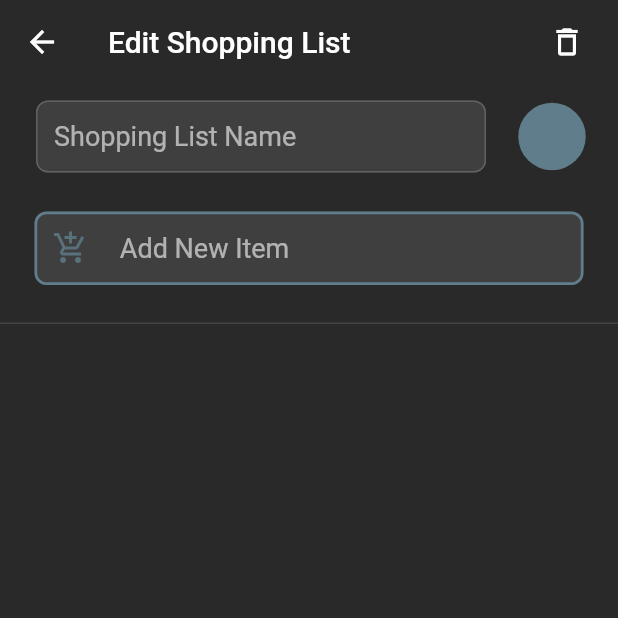
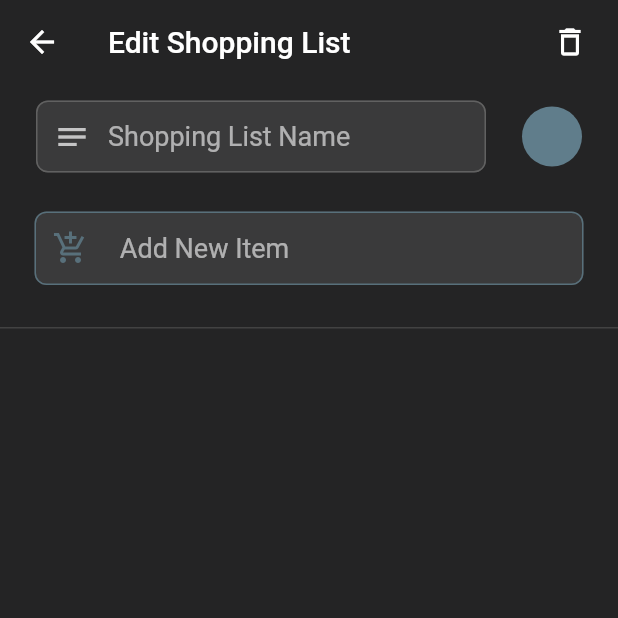
Before and after one commit to Fschmatz/shoppinglistfschmtz, a Flutter app: the EditShopList screen opened directly, on a phone screen of 412 x 824 dp, the top half of it. Run offline on Flutter 3.47's test engine with Material 2 defaults, Android fonts, the phone set to English and light mode, and no system bars; our stand-ins replace flutter_colorpicker, shared_preferences, sqflite; accounts and stored records are empty; statements that could not run were skipped.

Commit message:
Update 1.1.2

```diff
--- a/lib/pages/edit/editShopList.dart
+++ b/lib/pages/edit/editShopList.dart
@@ -190,7 +190,7 @@ class _EditShopListState extends State<EditShopList> {
       appBar: AppBar(
         actions: [
           Padding(
-            padding: const EdgeInsets.fromLTRB(0, 0, 10, 0),
+            padding: const EdgeInsets.fromLTRB(0, 0, 8, 0),
             child: IconButton(
               icon: Icon(
                 Icons.delete_outline_outlined,
@@ -225,6 +225,9 @@ class _EditShopListState extends State<EditShopList> {
                           onChanged: (value) => _updateShopList(),
                           decoration: InputDecoration(
                               counterText: "",
+                              prefixIcon: Icon(
+                                Icons.notes_outlined,
+                              ),
                               filled: true,
                               hintText: "Shopping List Name",
                               contentPadding: new EdgeInsets.symmetric(
@@ -254,7 +257,7 @@ class _EditShopListState extends State<EditShopList> {
                         width: 20,
                       ),
                       MaterialButton(
-                        minWidth: 45,
+                        minWidth: 40,
                         height: 50,
                         shape: CircleBorder(),
                         elevation: 0,
@@ -289,7 +292,7 @@ class _EditShopListState extends State<EditShopList> {
                           },
                           onEditingComplete: () {},
                           decoration: InputDecoration(
-                            hintText: "  Add New Item",
+                              hintText: "  Add New Item",
                               filled: true,
                               prefixIcon: Icon(
                                 Icons.add_shopping_cart_outlined,
@@ -299,20 +302,17 @@ class _EditShopListState extends State<EditShopList> {
                                   vertical: 14.0, horizontal: 10.0),
                               focusedBorder: OutlineInputBorder(
                                   borderSide: BorderSide(
-                                    width: 1.8,
-                                    color: currentColor,
+                                    color: currentColor.withOpacity(0.8),
                                   ),
                                   borderRadius: BorderRadius.circular(8.0)),
                               enabledBorder: OutlineInputBorder(
                                   borderSide: BorderSide(
-                                    width: 1.8,
-                                    color: currentColor,
+                                    color: currentColor.withOpacity(0.8),
                                   ),
                                   borderRadius: BorderRadius.circular(8.0)),
                               border: OutlineInputBorder(
                                   borderSide: BorderSide(
-                                    width: 1.8,
-                                    color: currentColor,
+                                    color: currentColor.withOpacity(0.8),
                                   ),
                                   borderRadius: BorderRadius.circular(8.0)),
                               counterStyle: TextStyle(
@@ -334,7 +334,7 @@ class _EditShopListState extends State<EditShopList> {
           ),
 
           Padding(
-            padding: const EdgeInsets.fromLTRB(0, 25, 0, 0),
+            padding: const EdgeInsets.fromLTRB(0, 28, 0, 0),
             child: Divider(
               height: 1,
               thickness: 1,
@@ -375,11 +375,14 @@ class _EditShopListState extends State<EditShopList> {
                             listAccent: currentColor,
                           );
                         }),
-                    const SizedBox(
-                      height: 30,
+                    Visibility(
+                      visible: itemsDone.length > 0 && itemsDo.length > 0,
+                      child: SizedBox(
+                        height: 30,
+                      ),
                     ),
                     Visibility(
-                      visible: itemsDone.length > 0,
+                      visible: itemsDone.length > 0 && itemsDo.length > 0,
                       child: Divider(
                         thickness: 1.8,
                         indent: 6,
@@ -387,7 +390,7 @@ class _EditShopListState extends State<EditShopList> {
                       ),
                     ),
                     Visibility(
-                      visible: itemsDone.length > 0,
+                      visible: itemsDone.length > 0 && itemsDo.length > 0,
                       child: const SizedBox(
                         height: 30,
                       ),
--- a/lib/util/nameChangelog.dart
+++ b/lib/util/nameChangelog.dart
@@ -1,11 +1,11 @@
 class NameChangelog{
 
-  static String appVersion = "1.1.0";
+  static String appVersion = "1.1.2";
   static String appName = "ShopList Fschmtz";
 
   static String changelogCurrent = '''
 
-1.1.0
+1.1.2
 - Small Fixes
 - Various Color Changes
 ''';
--- a/pubspec.yaml
+++ b/pubspec.yaml
@@ -15,7 +15,7 @@ publish_to: 'none' # Remove this line if you wish to publish to pub.dev
 # In iOS, build-name is used as CFBundleShortVersionString while build-number used as CFBundleVersion.
 # Read more about iOS versioning at
 # https://developer.apple.com/library/archive/documentation/General/Reference/InfoPlistKeyReference/Articles/CoreFoundationKeys.html
-version: 1.1.0
+version: 1.1.2
 
 environment:
   sdk: ">=2.7.0 <3.0.0"
```
Also changed, not shown: lib/configs/configs.dart (+12 -3 lines), lib/pages/home/shopListHome.dart (+3 -7 lines), lib/pages/new/newShopList.dart (+9 -9 lines), lib/util/theme.dart (+6 -6 lines).
